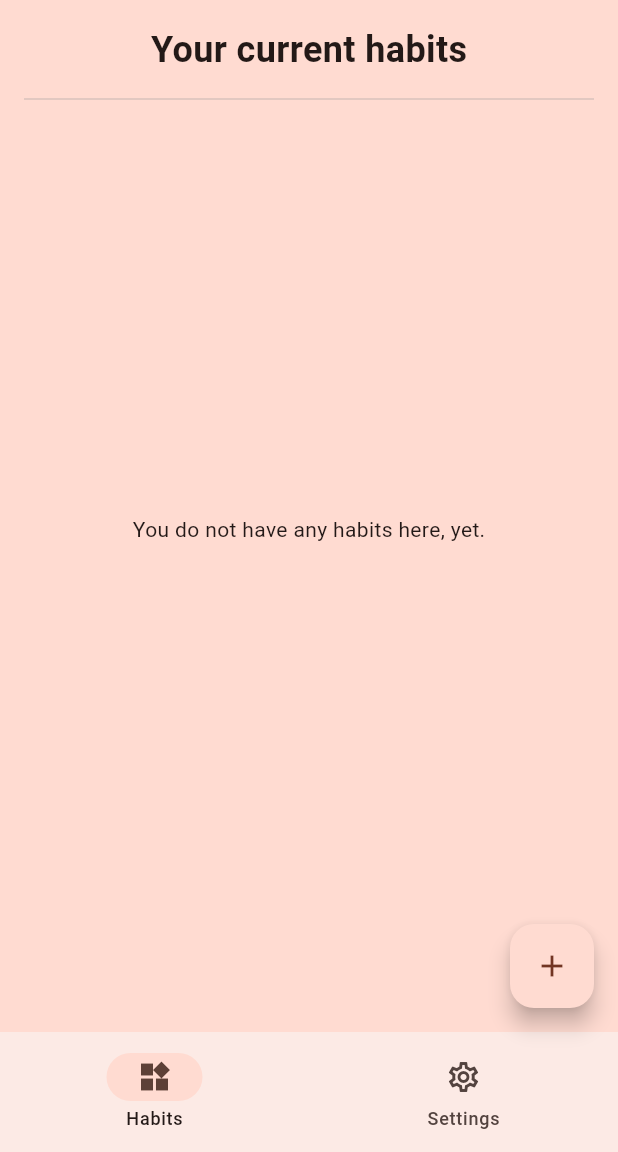
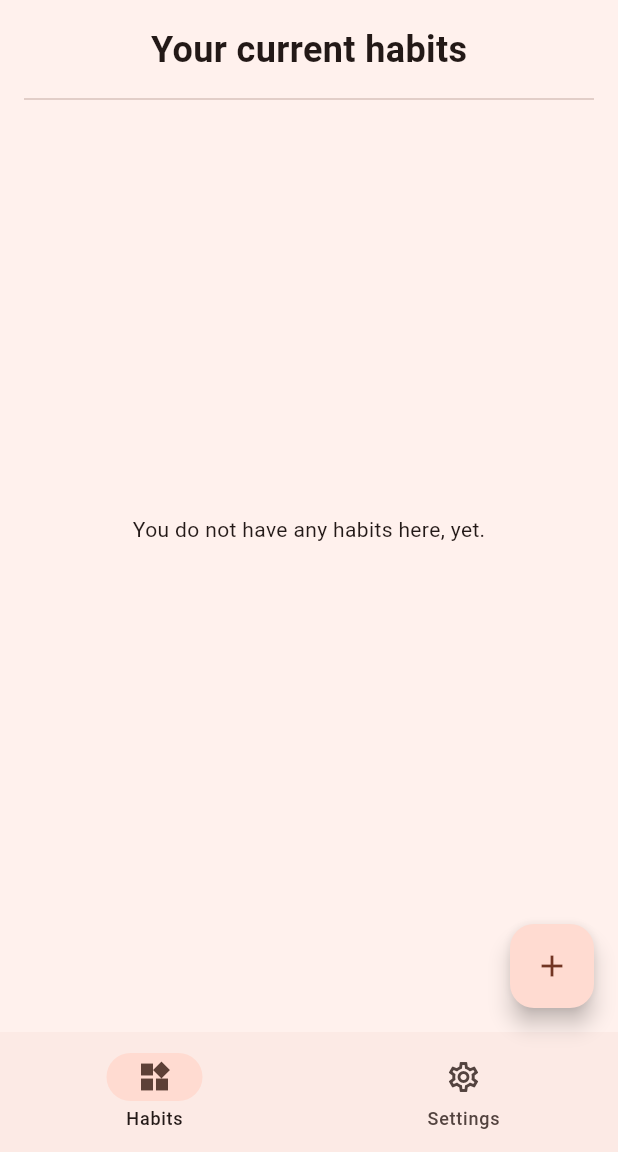
Before and after one commit to chrsrns/habit-tracker-flutter, a Flutter app: the screen it shows after launch, on a phone screen of 412 x 824 dp, the part 84-1236 px from its top. Run offline on Flutter 3.47's test engine with Material 3 defaults, Android fonts, the phone set to English and light mode, and no system bars; missing offline and left inert: cron, flex_list, sqlite3; statements that could not run were skipped.

Commit message:
Replace colors of some elements
This would make them fit to the UI better.

```diff
--- a/lib/home_page.dart
+++ b/lib/home_page.dart
@@ -125,7 +125,7 @@ class _HomePageState extends State<HomePage> {
             ),
             Expanded(
               child: Container(
-                color: Theme.of(context).colorScheme.primaryContainer,
+                color: Theme.of(context).colorScheme.surfaceContainer,
                 child: destinations[_selectedIndex].page,
               ),
             ),
@@ -176,7 +176,7 @@ class _HomePageState extends State<HomePage> {
           children: [
             Expanded(
               child: Container(
-                color: Theme.of(context).colorScheme.primaryContainer,
+                color: Theme.of(context).colorScheme.surfaceContainerLow,
                 child: destinations[_selectedIndex].page,
               ),
             ),
```
